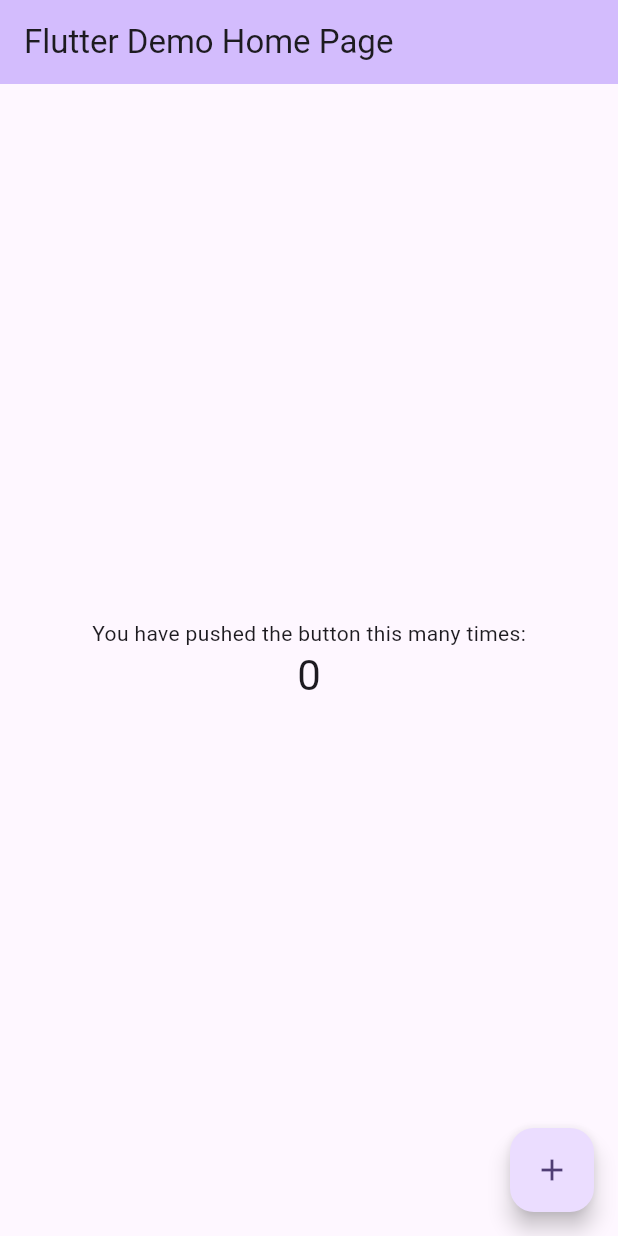
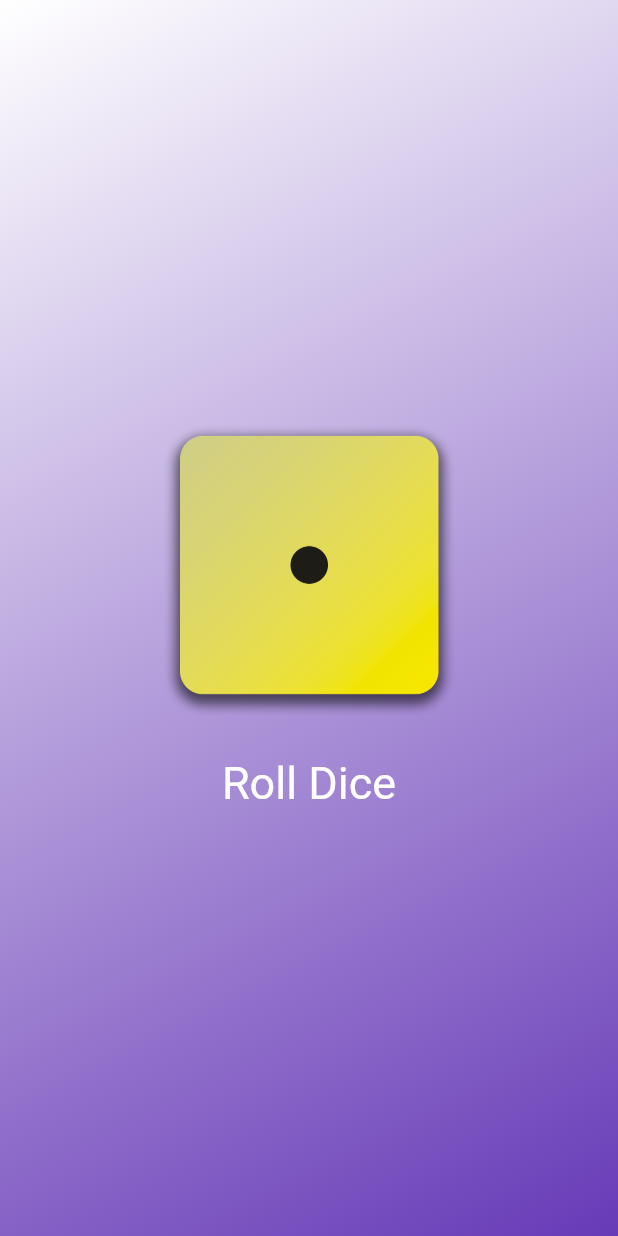
Before and after one commit to quangnhan/flutter-beginners, a Flutter app: the screen it shows after launch, on a phone screen of 412 x 824 dp. Run offline on Flutter 3.47's test engine with Material 3 defaults, Android fonts, the phone set to English and light mode, and no system bars.

Commit message:
Complete part-2

```diff
--- /dev/null
+++ b/hello_world/lib/dice_roller.dart
@@ -0,0 +1,51 @@
+import 'package:flutter/material.dart';
+import 'dart:math';
+
+class DiceRoller extends StatefulWidget {
+  const DiceRoller({super.key});
+
+  @override
+  State<DiceRoller> createState() {
+    return _DiceRollerState();
+  }
+}
+
+class _DiceRollerState extends State<DiceRoller> {
+  final randomizer = Random();
+  var activeDiceImage = "assets/images/dice-1.png";
+
+  void rollDice() {
+    var diceRoll = randomizer.nextInt(6) + 1;
+
+    setState(() {
+      activeDiceImage = "assets/images/dice-$diceRoll.png";
+    });
+  }
+
+  @override
+  Widget build(context) {
+    return Column(
+      mainAxisSize: MainAxisSize.min,
+      children: [
+        Image.asset(
+          activeDiceImage,
+          width: 200,
+        ),
+        const SizedBox(height: 20),
+        TextButton(
+          onPressed: rollDice,
+          style: TextButton.styleFrom(
+            // padding: const EdgeInsets.only(
+            //   top: 100.0,
+            // ),
+            foregroundColor: Colors.white,
+            textStyle: const TextStyle(
+              fontSize: 30,
+            ),
+          ),
+          child: const Text("Roll Dice"),
+        )
+      ],
+    );
+  }
+}
--- /dev/null
+++ b/hello_world/lib/gradient_container.dart
@@ -0,0 +1,55 @@
+import 'package:flutter/material.dart';
+import 'package:hello_world/dice_roller.dart';
+import 'package:hello_world/styled_text.dart';
+
+const startAlignment = Alignment.topLeft;
+const endAlignment = Alignment.bottomRight;
+
+class GradientContainer extends StatelessWidget {
+  const GradientContainer(this.color1, this.color2, {super.key});
+
+  const GradientContainer.purple({super.key})
+      : color1 = Colors.purple,
+        color2 = Colors.green;
+
+  final Color color1;
+  final Color color2;
+
+  @override
+  Widget build(context) {
+    return Container(
+      decoration: BoxDecoration(
+        gradient: LinearGradient(
+          colors: [color1, color2],
+          begin: startAlignment,
+          end: endAlignment,
+        ),
+      ),
+      child: const Center(
+        child: DiceRoller(),
+      ),
+    );
+  }
+}
+
+// class GradientContainer extends StatelessWidget {
+//   const GradientContainer({super.key, required this.colors});
+
+//   final List<Color> colors;
+
+//   @override
+//   Widget build(context) {
+//     return Container(
+//       decoration: BoxDecoration(
+//         gradient: LinearGradient(
+//           colors: colors,
+//           begin: startAlignment,
+//           end: endAlignment,
+//         ),
+//       ),
+//       child: const Center(
+//         child: StyledText("Hello Nathan 1234!"),
+//       ),
+//     );
+//   }
+// }
--- a/hello_world/lib/main.dart
+++ b/hello_world/lib/main.dart
@@ -1,125 +1,13 @@
 import 'package:flutter/material.dart';
+import 'package:hello_world/gradient_container.dart';
 
 void main() {
-  runApp(const MyApp());
+  runApp(
+    const MaterialApp(
+      home: Scaffold(
+        body: GradientContainer(Colors.white, Colors.deepPurple),
+        // body: GradientContainer.purple(),
+      ),
+    ),
+  );
 }
-
-class MyApp extends StatelessWidget {
-  const MyApp({super.key});
-
-  // This widget is the root of your application.
-  @override
-  Widget build(BuildContext context) {
-    return MaterialApp(
-      title: 'Flutter Demo',
-      theme: ThemeData(
-        // This is the theme of your application.
-        //
-        // TRY THIS: Try running your application with "flutter run". You'll see
-        // the application has a purple toolbar. Then, without quitting the app,
-        // try changing the seedColor in the colorScheme below to Colors.green
-        // and then invoke "hot reload" (save your changes or press the "hot
-        // reload" button in a Flutter-supported IDE, or press "r" if you used
-        // the command line to start the app).
-        //
-        // Notice that the counter didn't reset back to zero; the application
-        // state is not lost during the reload. To reset the state, use hot
-        // restart instead.
-        //
-        // This works for code too, not just values: Most code changes can be
-        // tested with just a hot reload.
-        colorScheme: ColorScheme.fromSeed(seedColor: Colors.deepPurple),
-        useMaterial3: true,
-      ),
-      home: const MyHomePage(title: 'Flutter Demo Home Page'),
-    );
-  }
-}
-
-class MyHomePage extends StatefulWidget {
-  const MyHomePage({super.key, required this.title});
-
-  // This widget is the home page of your application. It is stateful, meaning
-  // that it has a State object (defined below) that contains fields that affect
-  // how it looks.
-
-  // This class is the configuration for the state. It holds the values (in this
-  // case the title) provided by the parent (in this case the App widget) and
-  // used by the build method of the State. Fields in a Widget subclass are
-  // always marked "final".
-
-  final String title;
-
-  @override
-  State<MyHomePage> createState() => _MyHomePageState();
-}
-
-class _MyHomePageState extends State<MyHomePage> {
-  int _counter = 0;
-
-  void _incrementCounter() {
-    setState(() {
-      // This call to setState tells the Flutter framework that something has
-      // changed in this State, which causes it to rerun the build method below
-      // so that the display can reflect the updated values. If we changed
-      // _counter without calling setState(), then the build method would not be
-      // called again, and so nothing would appear to happen.
-      _counter++;
-    });
-  }
-
-  @override
-  Widget build(BuildContext context) {
-    // This method is rerun every time setState is called, for instance as done
-    // by the _incrementCounter method above.
-    //
-    // The Flutter framework has been optimized to make rerunning build methods
-    // fast, so that you can just rebuild anything that needs updating rather
-    // than having to individually change instances of widgets.
-    return Scaffold(
-      appBar: AppBar(
-        // TRY THIS: Try changing the color here to a specific color (to
-        // Colors.amber, perhaps?) and trigger a hot reload to see the AppBar
-        // change color while the other colors stay the same.
-        backgroundColor: Theme.of(context).colorScheme.inversePrimary,
-        // Here we take the value from the MyHomePage object that was created by
-        // the App.build method, and use it to set our appbar title.
-        title: Text(widget.title),
-      ),
-      body: Center(
-        // Center is a layout widget. It takes a single child and positions it
-        // in the middle of the parent.
-        child: Column(
-          // Column is also a layout widget. It takes a list of children and
-          // arranges them vertically. By default, it sizes itself to fit its
-          // children horizontally, and tries to be as tall as its parent.
-          //
-          // Column has various properties to control how it sizes itself and
-          // how it positions its children. Here we use mainAxisAlignment to
-          // center the children vertically; the main axis here is the vertical
-          // axis because Columns are vertical (the cross axis would be
-          // horizontal).
-          //
-          // TRY THIS: Invoke "debug painting" (choose the "Toggle Debug Paint"
-          // action in the IDE, or press "p" in the console), to see the
-          // wireframe for each widget.
-          mainAxisAlignment: MainAxisAlignment.center,
-          children: <Widget>[
-            const Text(
-              'You have pushed the button this many times:',
-            ),
-            Text(
-              '$_counter',
-              style: Theme.of(context).textTheme.headlineMedium,
-            ),
-          ],
-        ),
-      ),
-      floatingActionButton: FloatingActionButton(
-        onPressed: _incrementCounter,
-        tooltip: 'Increment',
-        child: const Icon(Icons.add),
-      ), // This trailing comma makes auto-formatting nicer for build methods.
-    );
-  }
-}
--- /dev/null
+++ b/hello_world/lib/styled_text.dart
@@ -0,0 +1,18 @@
+import 'package:flutter/material.dart';
+
+class StyledText extends StatelessWidget {
+  const StyledText(this.text, {super.key});
+
+  final String text;
+
+  @override
+  Widget build(context) {
+    return Text(
+      text,
+      style: const TextStyle(
+        color: Colors.white,
+        fontSize: 28,
+      ),
+    );
+  }
+}
--- a/hello_world/pubspec.yaml
+++ b/hello_world/pubspec.yaml
@@ -59,9 +59,8 @@ flutter:
   uses-material-design: true
 
   # To add assets to your application, add an assets section, like this:
-  # assets:
-  #   - images/a_dot_burr.jpeg
-  #   - images/a_dot_ham.jpeg
+  assets:
+    - assets/images/
 
   # An image asset can refer to one or more resolution-specific "variants", see
   # https://flutter.dev/assets-and-images/#resolution-aware
```
Also changed, not shown: hello_world/assets/images/dice-1.png (added), hello_world/assets/images/dice-2.png (added), hello_world/assets/images/dice-3.png (added), hello_world/assets/images/dice-4.png (added), hello_world/assets/images/dice-5.png (added), hello_world/assets/images/dice-6.png (added).
